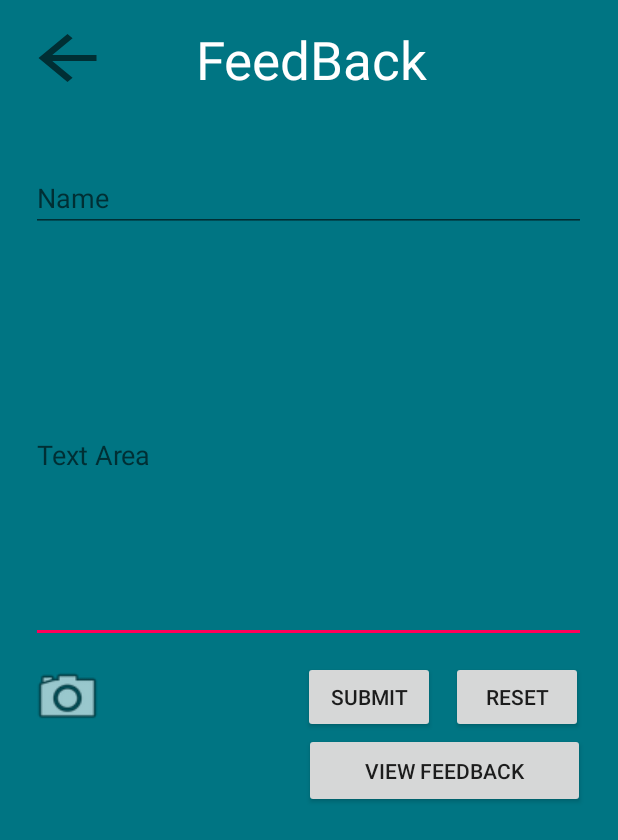
After one commit to Nimanja/Science-Center, an Android app: the fragment FeedbackFragment shown on its own in the app's theme, on a phone screen of 412 x 824 dp. The commit adds this screen. Shown: the top 840 px of the screen. Run offline under Robolectric (Android 15) with nearby library versions, the phone set to English and light mode, and no system bars.

Commit message:
Feedback UI is done..

```diff
--- /dev/null
+++ b/app/src/main/java/com/example/sciencecenter/FeedbackFragment.java
@@ -0,0 +1,26 @@
+package com.example.sciencecenter;
+
+
+import android.os.Bundle;
+
+import androidx.fragment.app.Fragment;
+
+import android.view.LayoutInflater;
+import android.view.View;
+import android.view.ViewGroup;
+
+
+/**
+ * A simple {@link Fragment} subclass.
+ */
+public class FeedbackFragment extends Fragment {
+
+
+    @Override
+    public View onCreateView(LayoutInflater inflater, ViewGroup container,
+                             Bundle savedInstanceState) {
+        // Inflate the layout for this fragment
+        return inflater.inflate(R.layout.fragment_feedback, container, false);
+    }
+
+}
--- a/app/src/main/java/com/example/sciencecenter/ui/fragmentclass/FragmentClassFragment.java
+++ b/app/src/main/java/com/example/sciencecenter/ui/fragmentclass/FragmentClassFragment.java
@@ -15,6 +15,7 @@ import android.view.ViewGroup;
 import com.example.sciencecenter.R;
 
 public class FragmentClassFragment extends Fragment {
+
 
     private FragmentClassViewModel mViewModel;
 
--- /dev/null
+++ b/app/src/main/res/layout/fragment_feedback.xml
@@ -0,0 +1,105 @@
+<?xml version="1.0" encoding="utf-8"?>
+<androidx.constraintlayout.widget.ConstraintLayout xmlns:android="http://schemas.android.com/apk/res/android"
+    xmlns:app="http://schemas.android.com/apk/res-auto"
+    xmlns:tools="http://schemas.android.com/tools"
+    android:layout_width="match_parent"
+    android:layout_height="match_parent"
+    android:background="#007583"
+    tools:context=".FeedbackFragment">
+
+    <Button
+        android:id="@+id/button2"
+        android:layout_width="58dp"
+        android:layout_height="wrap_content"
+        android:layout_marginStart="16dp"
+        android:layout_marginTop="16dp"
+        android:background="?attr/actionModeCloseDrawable"
+        android:textColor="#ffff"
+        app:layout_constraintBottom_toBottomOf="@+id/textView3"
+        app:layout_constraintStart_toStartOf="parent"
+        app:layout_constraintTop_toTopOf="parent" />
+
+    <Button
+        android:id="@+id/subbtn"
+        android:layout_width="wrap_content"
+        android:layout_height="wrap_content"
+        android:layout_marginStart="132dp"
+        android:text="@string/submit"
+        app:layout_constraintBaseline_toBaselineOf="@+id/button3"
+        app:layout_constraintStart_toEndOf="@+id/cambtn" />
+
+    <Button
+        android:id="@+id/button3"
+        android:layout_width="wrap_content"
+        android:layout_height="wrap_content"
+        android:layout_marginTop="12dp"
+        android:text="Reset"
+        app:layout_constraintEnd_toEndOf="parent"
+        app:layout_constraintHorizontal_bias="0.31"
+        app:layout_constraintStart_toEndOf="@+id/subbtn"
+        app:layout_constraintTop_toBottomOf="@+id/msgText" />
+
+    <Button
+        android:id="@+id/cambtn"
+        android:layout_width="50dp"
+        android:layout_height="wrap_content"
+        android:layout_marginStart="20dp"
+        android:background="@android:drawable/ic_menu_camera"
+        app:layout_constraintBaseline_toBaselineOf="@+id/subbtn"
+        app:layout_constraintStart_toStartOf="parent" />
+
+    <EditText
+        android:id="@+id/msgText"
+        android:layout_width="370dp"
+        android:layout_height="250dp"
+        android:layout_marginTop="24dp"
+        android:ems="10"
+        android:hint="Text Area"
+        android:inputType="textPersonName"
+        android:textColor="#ffff"
+        app:layout_constraintEnd_toEndOf="parent"
+        app:layout_constraintHorizontal_bias="0.487"
+        app:layout_constraintStart_toStartOf="parent"
+        app:layout_constraintTop_toBottomOf="@+id/fbnameText" />
+
+    <EditText
+        android:id="@+id/fbnameText"
+        android:layout_width="370dp"
+        android:layout_height="wrap_content"
+        android:layout_marginTop="48dp"
+        android:ems="10"
+        android:hint="Name"
+        android:inputType="textPersonName"
+        android:textColor="#ffff"
+        app:layout_constraintEnd_toEndOf="parent"
+        app:layout_constraintHorizontal_bias="0.488"
+        app:layout_constraintStart_toStartOf="parent"
+        app:layout_constraintTop_toBottomOf="@+id/textView3" />
+
+    <TextView
+        android:id="@+id/textView3"
+        android:layout_width="wrap_content"
+        android:layout_height="45dp"
+        android:layout_marginTop="16dp"
+        android:text="@string/feedback"
+        android:textAlignment="center"
+        android:textColor="#ffff"
+        android:textSize="35dp"
+        app:layout_constraintEnd_toEndOf="parent"
+        app:layout_constraintHorizontal_bias="0.307"
+        app:layout_constraintStart_toEndOf="@+id/button2"
+        app:layout_constraintTop_toTopOf="parent" />
+
+    <Button
+        android:id="@+id/button8"
+        android:layout_width="187dp"
+        android:layout_height="50dp"
+        android:text="View Feedback"
+        app:layout_constraintBottom_toBottomOf="parent"
+        app:layout_constraintEnd_toEndOf="parent"
+        app:layout_constraintHorizontal_bias="0.901"
+        app:layout_constraintStart_toStartOf="parent"
+        app:layout_constraintTop_toBottomOf="@+id/subbtn"
+        app:layout_constraintVertical_bias="0.0" />
+
+</androidx.constraintlayout.widget.ConstraintLayout>
--- a/app/src/main/res/values/colors.xml
+++ b/app/src/main/res/values/colors.xml
@@ -1,6 +1,6 @@
 <?xml version="1.0" encoding="utf-8"?>
 <resources>
-    <color name="colorPrimary">#008577</color>
-    <color name="colorPrimaryDark">#00574B</color>
+    <color name="colorPrimary">#003731</color>
+    <color name="colorPrimaryDark">#190044</color>
     <color name="colorAccent">#FF0059</color>
 </resources>
```
Also changed, not shown: app/src/main/res/layout/fragment_class.xml (+24 -2 lines), app/src/main/res/layout/fragment_class_activity.xml (+18 -1 lines), app/src/main/res/layout/fragment_class_fragment.xml (+1 -20 lines), app/src/main/res/layout/fragment_notices.xml (+16 -16 lines), app/src/main/res/values/strings.xml (+11 -1 lines).
